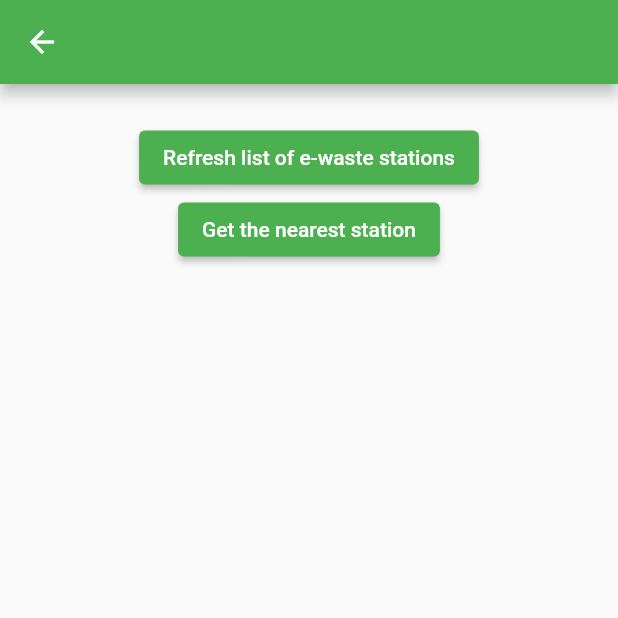
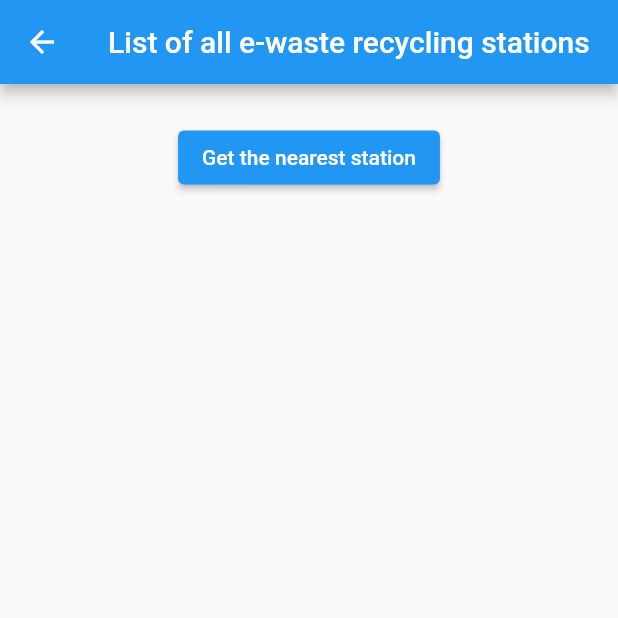
Before and after one commit to ashwin2201/CZ2006-ScrapIT, a Flutter app: the ListAllStnScreen screen opened directly, after a tap on "Get the nearest station", on a phone screen of 412 x 824 dp, the top half of it. Run offline on Flutter 3.47's test engine with Material 2 defaults, Android fonts, the phone set to English and light mode, and no system bars; our stand-ins replace cloud_firestore, firebase_auth, firebase_core, firebase_storage, geolocator, google_maps_flutter and 3 more; missing offline and left inert: cloud_firestore_web, dart:ffi, firebase_auth_web, firebase_core_web, firebase_storage_web, geolocator_web and 1 more; accounts and stored records are empty; network calls fail.

Commit message:
map errors fixed
fixed errors for user location not retrieved NULL and single-click view nearest

```diff
--- a/lib/screens/stationlistScreen.dart
+++ b/lib/screens/stationlistScreen.dart
@@ -16,39 +16,35 @@ class ListAllStnScreen extends StatefulWidget {
 }
 
 class _ListAllStnScreenState extends State<ListAllStnScreen> {
-  List _locations =[];
   RestAPImgr _mgr = RestAPImgr();
+  List<Station> _locations=[];
+
+  @override
+  void initState(){
+    super.initState();
+    readJson();
+  }
 
   @override
   Widget build(BuildContext context) {
     return Scaffold(
-      appBar: AppBar(backgroundColor: Colors.green,),
+      appBar: AppBar(title: const Text('List of all e-waste recycling stations'),),
       body: Padding(
         padding: const EdgeInsets.all(25),
         child: Column(
           children: [
             ElevatedButton(
-              child: const Text('Refresh list of e-waste stations'),
-              onPressed: readJson,
-              style: ElevatedButton.styleFrom(primary: Colors.green),
-            ),
-            ElevatedButton(
                 child: const Text('Get the nearest station'),
-                style: ElevatedButton.styleFrom(primary: Colors.green,),
                 onPressed: () async {
-                  List<Station> _stns = await _mgr.getStation();
-                  print('works1-2');
-                  Station _loc = await _mgr.getNearestPlace(_stns);
-                  print('works1-3');
+                  Station _loc = await _mgr.getNearestPlace(_locations);
                   String _name = _loc.building;
                   LatLng _coords = LatLng(double.parse(_loc.latitude), double.parse(_loc.longitude));
                   String _street = _loc.street;
-                  print('works1-4');
-                  await Navigator.push( context, MaterialPageRoute(builder: (context) => SecondScreen(name: _name, showLocation: _coords, street: _street,),),);
+                  await Navigator.push( context, MaterialPageRoute(builder: (context) => SecondScreen(name: _name, showLocation: _coords, street: _street),),);
                 }),
 
-            _locations.isNotEmpty
-                ? Expanded(
+            _locations.isNotEmpty ?
+            Expanded(
               child: ListView.builder(
                 itemCount: _locations.length,
                 itemBuilder: (context, index) {
@@ -56,20 +52,18 @@ class _ListAllStnScreenState extends State<ListAllStnScreen> {
                     margin: const EdgeInsets.all(10),
                     child: ListTile(
                       leading: Text('Station #'+(index+1).toString()),
-                      title: Text(_locations[index]["Building"].toString()),
-                      subtitle: Text(_locations[index]['Street']),
+                      title: Text(_locations[index].building),
+                      subtitle: Text(_locations[index].street),
                       onTap: () async {
-                        String _name = _locations[index]["Building"].toString();
-                        LatLng _coords = LatLng(double.parse(_locations[index]["latitude"].toString()),double.parse(_locations[index]["longitude"]),);
-                        String _type = _locations[index]['E-waste final'].toString();
-                        String _street = _locations[index]['Street'].toString();
+                        String _name = _locations[index].building;
+                        LatLng _coords = LatLng(double.parse(_locations[index].latitude.toString()),double.parse(_locations[index].longitude),);
+                        String _street = _locations[index].street;
                         await Navigator.push(
                           context,
                           MaterialPageRoute(
                             builder: (context) =>
                                 SecondScreen(name:_name,
                                   showLocation : _coords,
-                                  type: _type,
                                   street: _street,
                                 ),
                           ),
@@ -88,10 +82,9 @@ class _ListAllStnScreenState extends State<ListAllStnScreen> {
   }
 
   Future<void> readJson() async {
-    final String response = await rootBundle.loadString('assets/data.json');
-    final data = await json.decode(response);
+    List<Station> data = await _mgr.getStation();
     setState(() {
-      _locations = data;
+      _locations=data;
     });
   }
 }
```
Also changed, not shown: lib/screens/map.dart (+10 -10 lines).
